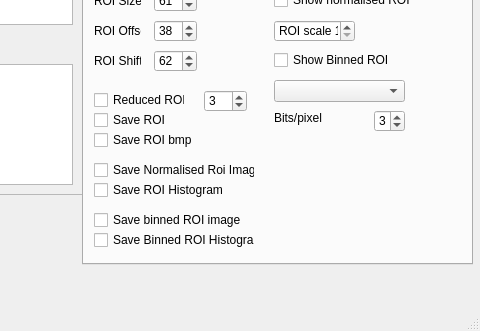
Old version of the form mainwindow.ui in the repository marcinkociolek/ImageCalculator; both pictures show x 428 to 908 and y 373 to 704 of the 908 by 704 pixel window.
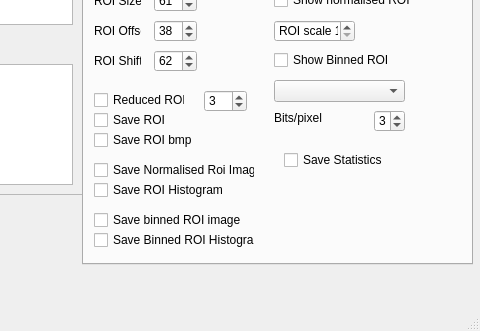
New version of the form. The open tabs and pages were chosen to show the change.

Commit message: histograms params saved for ROI

The edit to the form file:
```diff
--- a/mainwindow.ui
+++ b/mainwindow.ui
@@ -1409,6 +1409,19 @@
        <string>Save Binned ROI Histogram</string>
       </property>
      </widget>
+     <widget class="QCheckBox" name="checkBoxSaveStatistics">
+      <property name="geometry">
+       <rect>
+        <x>200</x>
+        <y>200</y>
+        <width>101</width>
+        <height>20</height>
+       </rect>
+      </property>
+      <property name="text">
+       <string>Save Statistics</string>
+      </property>
+     </widget>
     </widget>
     <widget class="QWidget" name="tab_5">
      <attribute name="title">
```
Left out of the diff: 2 changed lines with no effect on the pictures. The commit also changes 2 other files.
